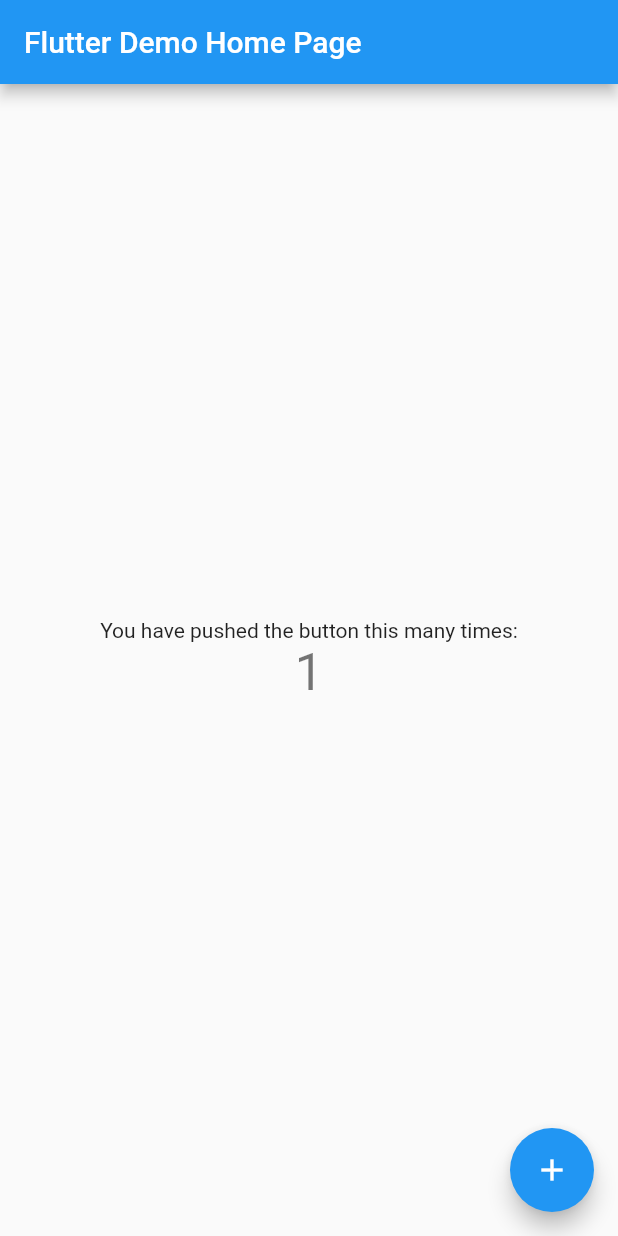
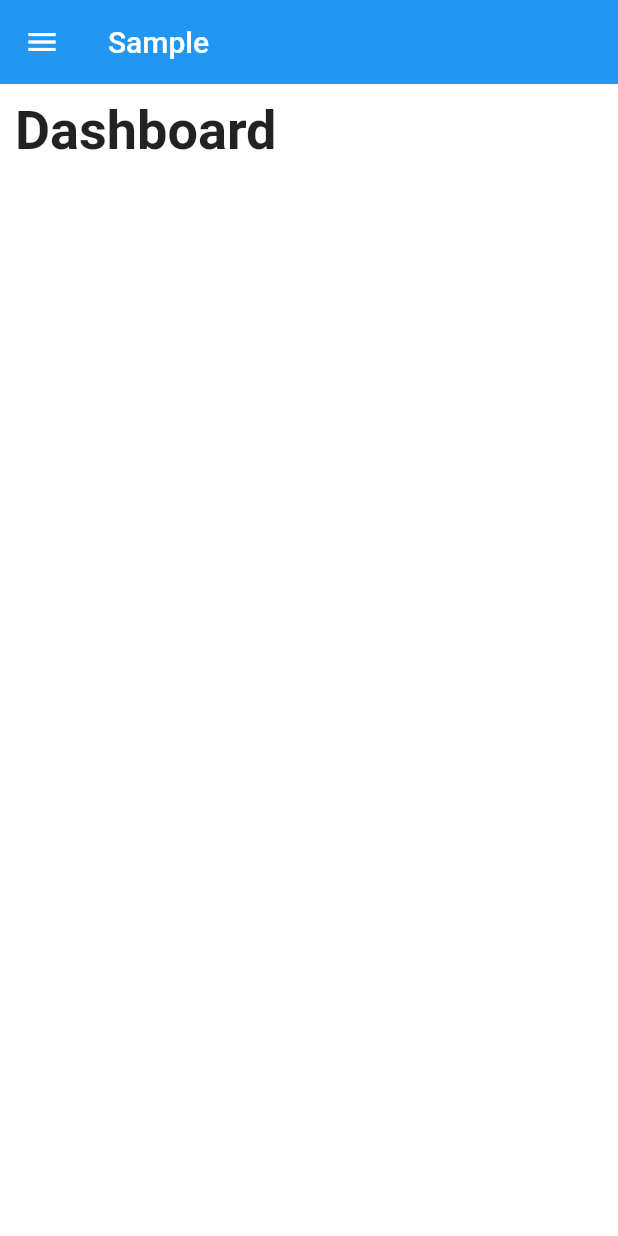
Before and after one commit to Takatoshi-ish/admin_scaffold, a Flutter app: the screen it shows after launch, after a tap on the "add" icon, on a phone screen of 412 x 824 dp. Run offline on Flutter 3.47's test engine with Material 2 defaults, Android fonts, the phone set to English and light mode, and no system bars; statements that could not run were skipped.

Commit message:
flutter_admin_scaffold add

```diff
--- a/lib/main.dart
+++ b/lib/main.dart
@@ -1,4 +1,7 @@
 import 'package:flutter/material.dart';
+import 'package:admin_scaffold/src/admin_scaffold.dart';
+import 'package:admin_scaffold/src/side_bar.dart';
+import 'package:admin_scaffold/src/menu_item.dart';
 
 void main() {
   runApp(const MyApp());
@@ -51,14 +54,13 @@
   int _counter = 0;
 
   void _incrementCounter() {
-    setState(() {
-      // This call to setState tells the Flutter framework that something has
-      // changed in this State, which causes it to rerun the build method below
-      // so that the display can reflect the updated values. If we changed
-      // _counter without calling setState(), then the build method would not be
-      // called again, and so nothing would appear to happen.
-      _counter++;
-    });
+    Navigator.of(context).push(
+      MaterialPageRoute(
+        builder: (context) {
+          return SamplePage('Dashboard');
+        },
+      ),
+    );
   }
 
   @override
@@ -113,3 +115,107 @@
     );
   }
 }
+
+class SamplePage extends StatelessWidget {
+  SamplePage(this._title);
+
+  String _title;
+
+  @override
+  Widget build(BuildContext context) {
+    return AdminScaffold(
+      backgroundColor: Colors.white,
+      appBar: AppBar(
+        title: const Text('Sample'),
+      ),
+      sideBar: SideBar(
+        items: const [
+          MenuItem(
+            title: 'Dashboard',
+            route: '/',
+            icon: Icons.dashboard,
+          ),
+          MenuItem(
+            title: 'Top Level',
+            icon: Icons.file_copy,
+            children: [
+              MenuItem(
+                title: 'Second Level Item 1',
+                route: '/secondLevelItem1',
+              ),
+              MenuItem(
+                title: 'Second Level Item 2',
+                route: '/secondLevelItem2',
+              ),
+              MenuItem(
+                title: 'Third Level',
+                children: [
+                  MenuItem(
+                    title: 'Third Level Item 1',
+                    route: '/thirdLevelItem1',
+                  ),
+                  MenuItem(
+                    title: 'Third Level Item 2',
+                    route: '/thirdLevelItem2',
+                  ),
+                ],
+              ),
+            ],
+          ),
+        ],
+        selectedRoute: '/',
+        onSelected: (item) {
+          if (item.route != null) {
+            Navigator.of(context).push(
+              MaterialPageRoute(
+                builder: (context) {
+                  return SamplePage(item.route!);
+                },
+              ),
+            );
+            // Navigator.of(context).pushNamed(item.route!);
+          }
+        },
+        header: Container(
+          height: 50,
+          width: double.infinity,
+          color: Color(0xff444444),
+          child: Center(
+            child: Text(
+              'header',
+              style: TextStyle(
+                color: Colors.white,
+              ),
+            ),
+          ),
+        ),
+        footer: Container(
+          height: 50,
+          width: double.infinity,
+          color: Color(0xff444444),
+          child: Center(
+            child: Text(
+              'footer',
+              style: TextStyle(
+                color: Colors.white,
+              ),
+            ),
+          ),
+        ),
+      ),
+      body: SingleChildScrollView(
+        child: Container(
+          alignment: Alignment.topLeft,
+          padding: const EdgeInsets.all(10),
+          child: Text(
+            _title,
+            style: TextStyle(
+              fontWeight: FontWeight.w700,
+              fontSize: 36,
+            ),
+          ),
+        ),
+      ),
+    );
+  }
+}
--- /dev/null
+++ b/lib/src/admin_scaffold.dart
@@ -0,0 +1,237 @@
+import 'package:flutter/material.dart';
+import 'package:admin_scaffold/src/side_bar.dart';
+
+class AdminScaffold extends StatefulWidget {
+  AdminScaffold({
+    Key? key,
+    this.appBar,
+    this.sideBar,
+    required this.body,
+    this.backgroundColor,
+  }) : super(key: key);
+
+  final AppBar? appBar;
+  final SideBar? sideBar;
+  final Widget body;
+  final Color? backgroundColor;
+
+  @override
+  _AdminScaffoldState createState() => _AdminScaffoldState();
+}
+
+class _AdminScaffoldState extends State<AdminScaffold>
+    with SingleTickerProviderStateMixin {
+  static const _mobileThreshold = 768.0;
+
+  late AnimationController _animationController;
+  late Animation _animation;
+  bool _isMobile = false;
+  bool _isOpenSidebar = false;
+  bool _canDragged = false;
+
+  @override
+  void initState() {
+    super.initState();
+    _animationController = AnimationController(
+      vsync: this,
+      duration: Duration(milliseconds: 300),
+    );
+    _animation = CurvedAnimation(
+      parent: _animationController,
+      curve: Curves.easeInOutQuad,
+    );
+  }
+
+  @override
+  void didChangeDependencies() {
+    super.didChangeDependencies();
+    final mediaQuery = MediaQuery.of(context);
+    setState(() {
+      _isMobile = mediaQuery.size.width < _mobileThreshold;
+      _isOpenSidebar = !_isMobile;
+      _animationController.value = _isMobile ? 0 : 1;
+    });
+  }
+
+  @override
+  void dispose() {
+    _animationController.dispose();
+    super.dispose();
+  }
+
+  void _toggleSidebar() {
+    setState(() {
+      _isOpenSidebar = !_isOpenSidebar;
+      if (_isOpenSidebar)
+        _animationController.forward();
+      else
+        _animationController.reverse();
+    });
+  }
+
+  void _onDragStart(DragStartDetails details) {
+    final isClosed = _animationController.isDismissed;
+    final isOpen = _animationController.isCompleted;
+    _canDragged = (isClosed && details.globalPosition.dx < 60) || isOpen;
+  }
+
+  void _onDragUpdate(DragUpdateDetails details) {
+    if (_canDragged) {
+      final delta =
+          (details.primaryDelta ?? 0.0) / (widget.sideBar?.width ?? 1.0);
+      _animationController.value += delta;
+    }
+  }
+
+  void _dragCloseDrawer(DragUpdateDetails details) {
+    final delta = details.primaryDelta ?? 0.0;
+    if (delta < 0) {
+      _isOpenSidebar = false;
+      _animationController.reverse();
+    }
+  }
+
+  void _onDragEnd(DragEndDetails details) async {
+    final minFlingVelocity = 365.0;
+
+    if (details.velocity.pixelsPerSecond.dx.abs() >= minFlingVelocity) {
+      final visualVelocity =
+          details.velocity.pixelsPerSecond.dx / (widget.sideBar?.width ?? 1.0);
+
+      await _animationController.fling(velocity: visualVelocity);
+      if (_animationController.isCompleted) {
+        setState(() {
+          _isOpenSidebar = true;
+        });
+      } else {
+        setState(() {
+          _isOpenSidebar = false;
+        });
+      }
+    } else {
+      if (_animationController.value < 0.5) {
+        _animationController.reverse();
+        setState(() {
+          _isOpenSidebar = false;
+        });
+      } else {
+        _animationController.forward();
+        setState(() {
+          _isOpenSidebar = true;
+        });
+      }
+    }
+  }
+
+  @override
+  Widget build(BuildContext context) {
+    return Scaffold(
+      backgroundColor: widget.backgroundColor,
+      appBar: _buildAppBar(widget.appBar, widget.sideBar),
+      body: AnimatedBuilder(
+        animation: _animation,
+        builder: (_, __) => widget.sideBar == null
+            ? Row(
+                children: [
+                  Expanded(
+                    child: Align(
+                      alignment: Alignment.topCenter,
+                      child: widget.body,
+                    ),
+                  ),
+                ],
+              )
+            : _isMobile
+                ? Stack(
+                    children: [
+                      GestureDetector(
+                        onHorizontalDragStart: _onDragStart,
+                        onHorizontalDragUpdate: _onDragUpdate,
+                        onHorizontalDragEnd: _onDragEnd,
+                      ),
+                      widget.body,
+                      if (_animation.value > 0)
+                        Container(
+                          color: Colors.black
+                              .withAlpha((150 * _animation.value).toInt()),
+                        ),
+                      if (_animation.value == 1)
+                        GestureDetector(
+                          onTap: _toggleSidebar,
+                          onHorizontalDragUpdate: _dragCloseDrawer,
+                        ),
+                      ClipRect(
+                        child: SizedOverflowBox(
+                          size: Size(
+                              (widget.sideBar?.width ?? 1.0) * _animation.value,
+                              double.infinity),
+                          child: widget.sideBar,
+                        ),
+                      ),
+                    ],
+                  )
+                : Row(
+                    children: [
+                      widget.sideBar != null
+                          ? ClipRect(
+                              child: SizedOverflowBox(
+                                size: Size(
+                                    (widget.sideBar?.width ?? 1.0) *
+                                        _animation.value,
+                                    double.infinity),
+                                child: widget.sideBar,
+                              ),
+                            )
+                          : SizedBox(),
+                      Expanded(
+                        child: Align(
+                          alignment: Alignment.topCenter,
+                          child: widget.body,
+                        ),
+                      ),
+                    ],
+                  ),
+      ),
+    );
+  }
+
+  AppBar? _buildAppBar(AppBar? appBar, SideBar? sideBar) {
+    if (appBar == null) {
+      return null;
+    }
+
+    final leading = sideBar != null
+        ? IconButton(
+            icon: const Icon(Icons.menu),
+            onPressed: _toggleSidebar,
+          )
+        : appBar.leading;
+    final centerTitle = false;
+    final shadowColor = Colors.transparent;
+
+    return AppBar(
+      leading: leading,
+      automaticallyImplyLeading: appBar.automaticallyImplyLeading,
+      title: appBar.title,
+      actions: appBar.actions,
+      flexibleSpace: appBar.flexibleSpace,
+      bottom: appBar.bottom,
+      elevation: appBar.elevation,
+      shadowColor: shadowColor,
+      shape: appBar.shape,
+      backgroundColor: appBar.backgroundColor,
+      brightness: appBar.brightness,
+      iconTheme: appBar.iconTheme,
+      actionsIconTheme: appBar.actionsIconTheme,
+      textTheme: appBar.textTheme,
+      primary: appBar.primary,
+      centerTitle: centerTitle,
+      excludeHeaderSemantics: appBar.excludeHeaderSemantics,
+      titleSpacing: appBar.titleSpacing,
+      toolbarOpacity: appBar.toolbarOpacity,
+      bottomOpacity: appBar.bottomOpacity,
+      toolbarHeight: appBar.toolbarHeight,
+      leadingWidth: appBar.leadingWidth,
+    );
+  }
+}
--- /dev/null
+++ b/lib/src/menu_item.dart
@@ -0,0 +1,15 @@
+import 'package:flutter/material.dart';
+
+class MenuItem {
+  const MenuItem({
+    required this.title,
+    this.route,
+    this.icon,
+    this.children = const [],
+  });
+
+  final String title;
+  final String? route;
+  final IconData? icon;
+  final List<MenuItem> children;
+}
--- /dev/null
+++ b/lib/src/side_bar.dart
@@ -0,0 +1,100 @@
+import 'dart:math';
+import 'package:flutter/material.dart';
+import 'package:admin_scaffold/src/menu_item.dart';
+import 'package:admin_scaffold/src/side_bar_item.dart';
+
+class SideBar extends StatefulWidget {
+  const SideBar({
+    Key? key,
+    required this.items,
+    required this.selectedRoute,
+    this.onSelected,
+    this.width = 240.0,
+    this.iconColor,
+    this.activeIconColor,
+    this.textStyle = const TextStyle(
+      color: Color(0xFF337ab7),
+      fontSize: 12,
+    ),
+    this.activeTextStyle = const TextStyle(
+      color: Color(0xFF337ab7),
+      fontSize: 12,
+    ),
+    this.backgroundColor = const Color(0xFFEEEEEE),
+    this.activeBackgroundColor = const Color(0xFFE7E7E7),
+    this.borderColor = const Color(0xFFE7E7E7),
+    this.header,
+    this.footer,
+  }) : super(key: key);
+
+  final List<MenuItem> items;
+  final String selectedRoute;
+  final void Function(MenuItem item)? onSelected;
+  final double width;
+  final Color? iconColor;
+  final Color? activeIconColor;
+  final TextStyle textStyle;
+  final TextStyle activeTextStyle;
+  final Color backgroundColor;
+  final Color activeBackgroundColor;
+  final Color borderColor;
+  final Widget? header;
+  final Widget? footer;
+
+  @override
+  _SideBarState createState() => _SideBarState();
+}
+
+class _SideBarState extends State<SideBar> with SingleTickerProviderStateMixin {
+  late double _sideBarWidth;
+
+  @override
+  void initState() {
+    super.initState();
+    _sideBarWidth = widget.width;
+  }
+
+  @override
+  void didChangeDependencies() {
+    super.didChangeDependencies();
+    final mediaQuery = MediaQuery.of(context);
+    _sideBarWidth = min(mediaQuery.size.width * 0.7, widget.width);
+  }
+
+  @override
+  Widget build(BuildContext context) {
+    return Container(
+      width: _sideBarWidth,
+      child: Column(
+        children: [
+          if (widget.header != null) widget.header!,
+          Expanded(
+            child: Material(
+              color: widget.backgroundColor,
+              child: ListView.builder(
+                itemBuilder: (BuildContext context, int index) {
+                  return SideBarItem(
+                    items: widget.items,
+                    index: index,
+                    onSelected: widget.onSelected,
+                    selectedRoute: widget.selectedRoute,
+                    depth: 0,
+                    iconColor: widget.iconColor,
+                    activeIconColor: widget.activeIconColor,
+                    textStyle: widget.textStyle,
+                    activeTextStyle: widget.activeTextStyle,
+                    backgroundColor: widget.backgroundColor,
+                    activeBackgroundColor: widget.activeBackgroundColor,
+                    borderColor: widget.borderColor,
+                  );
+                },
+                itemCount: widget.items.length,
+              ),
+            ),
+          ),
+          if (widget.footer != null) widget.footer!,
+        ],
+      ),
+    );
+  }
+}
--- /dev/null
+++ b/lib/src/side_bar_item.dart
@@ -0,0 +1,142 @@
+import 'package:flutter/material.dart';
+
+import 'menu_item.dart';
+
+class SideBarItem extends StatelessWidget {
+  const SideBarItem({
+    required this.items,
+    required this.index,
+    this.onSelected,
+    required this.selectedRoute,
+    this.depth = 0,
+    this.iconColor,
+    this.activeIconColor,
+    required this.textStyle,
+    required this.activeTextStyle,
+    required this.backgroundColor,
+    required this.activeBackgroundColor,
+    required this.borderColor,
+  });
+
+  final List<MenuItem> items;
+  final int index;
+  final void Function(MenuItem item)? onSelected;
+  final String selectedRoute;
+  final int depth;
+  final Color? iconColor;
+  final Color? activeIconColor;
+  final TextStyle textStyle;
+  final TextStyle activeTextStyle;
+  final Color backgroundColor;
+  final Color activeBackgroundColor;
+  final Color borderColor;
+  bool get isLast => index == items.length - 1;
+
+  @override
+  Widget build(BuildContext context) {
+    if (depth > 0 && isLast) {
+      return _buildTiles(context, items[index]);
+    }
+    return Container(
+      decoration: BoxDecoration(
+        border: Border(
+          bottom: BorderSide(
+            color: borderColor,
+          ),
+        ),
+      ),
+      child: _buildTiles(context, items[index]),
+    );
+  }
+
+  Widget _buildTiles(BuildContext context, MenuItem item) {
+    bool selected = _isSelected(selectedRoute, [item]);
+
+    if (item.children.isEmpty) {
+      return ListTile(
+        contentPadding: _getTilePadding(depth),
+        leading: _buildIcon(item.icon, selected),
+        title: _buildTitle(item.title, selected),
+        selected: selected,
+        tileColor: backgroundColor,
+        selectedTileColor: activeBackgroundColor,
+        onTap: () {
+          if (onSelected != null) {
+            onSelected!(item);
+          }
+        },
+      );
+    }
+
+    int index = 0;
+    final childrenTiles = item.children.map((child) {
+      return SideBarItem(
+        items: item.children,
+        index: index++,
+        onSelected: onSelected,
+        selectedRoute: selectedRoute,
+        depth: depth + 1,
+        iconColor: iconColor,
+        activeIconColor: activeIconColor,
+        textStyle: textStyle,
+        activeTextStyle: activeTextStyle,
+        backgroundColor: backgroundColor,
+        activeBackgroundColor: activeBackgroundColor,
+        borderColor: borderColor,
+      );
+    }).toList();
+
+    return Theme(
+      data: Theme.of(context).copyWith(dividerColor: Colors.transparent),
+      child: ExpansionTile(
+        tilePadding: _getTilePadding(depth),
+        leading: _buildIcon(item.icon),
+        title: _buildTitle(item.title),
+        initiallyExpanded: selected,
+        children: childrenTiles,
+      ),
+    );
+  }
+
+  bool _isSelected(String route, List<MenuItem> items) {
+    for (final item in items) {
+      if (item.route == route) {
+        return true;
+      }
+      if (item.children.isNotEmpty) {
+        return _isSelected(route, item.children);
+      }
+    }
+    return false;
+  }
+
+  Widget _buildIcon(IconData? icon, [bool selected = false]) {
+    return icon != null
+        ? Icon(
+            icon,
+            size: 22,
+            color: selected
+                ? activeIconColor != null
+                    ? activeIconColor
+                    : activeTextStyle.color
+                : iconColor != null
+                    ? iconColor
+                    : textStyle.color,
+          )
+        : SizedBox();
+  }
+
+  Widget _buildTitle(String title, [bool selected = false]) {
+    return Text(
+      title,
+      style: selected ? activeTextStyle : textStyle,
+    );
+  }
+
+  EdgeInsets _getTilePadding(int depth) {
+    return EdgeInsets.only(
+      left: 10.0 + 10.0 * depth,
+      right: 10.0,
+    );
+  }
+}
```
